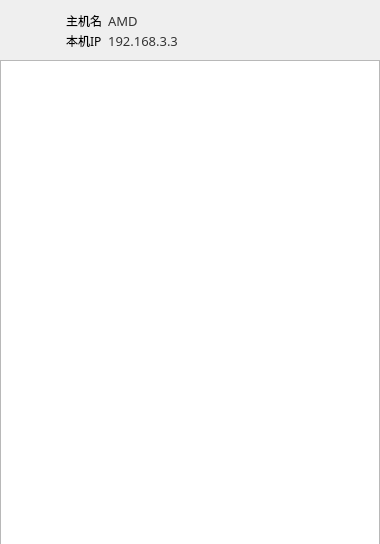
shuzibanshou/woniu, file woniu.ui: the form before one commit.
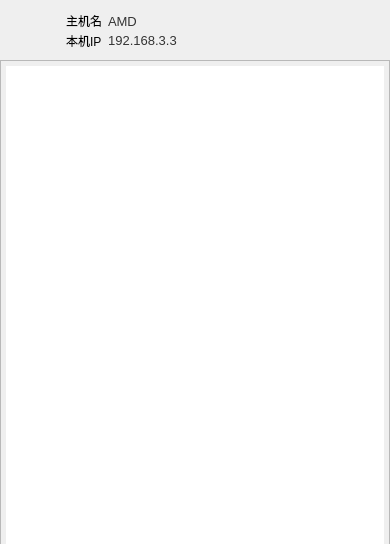
The form after the commit.

The edit to the form file:
```diff
--- a/woniu.ui
+++ b/woniu.ui
@@ -6,7 +6,7 @@
    <rect>
     <x>0</x>
     <y>0</y>
-    <width>380</width>
+    <width>390</width>
     <height>544</height>
    </rect>
   </property>
@@ -25,17 +25,29 @@
      <rect>
       <x>0</x>
       <y>60</y>
-      <width>380</width>
-      <height>491</height>
+      <width>390</width>
+      <height>490</height>
      </rect>
     </property>
+    <property name="styleSheet">
+     <string notr="true">QListWidget{
+	outline:none;
+	padding:5px 5px 5px 5px;
+	background-color: qlineargradient(x1:0, y1:0, x2:1, y2:0,
+stop:0 #c2e9fb,stop:1 #a1c4fd);
+}
+QListWidget::item{
+	background-color:rgb(255, 126, 90);
+	margin-bottom:5px;
+}</string>
+    </property>
    </widget>
    <widget class="QWidget" name="header" native="true">
     <property name="geometry">
      <rect>
       <x>0</x>
       <y>0</y>
-      <width>381</width>
+      <width>390</width>
       <height>61</height>
      </rect>
     </property>
@@ -120,7 +132,6 @@
            <widget class="QLabel" name="localName">
             <property name="font">
              <font>
-              <family>思源黑体 CN Bold</family>
               <pointsize>10</pointsize>
              </font>
             </property>
@@ -162,8 +173,6 @@
            <widget class="QLabel" name="localIPv4Label">
             <property name="font">
              <font>
-              <family>思源黑体 CN Normal</family>
-              <weight>50</weight>
               <bold>false</bold>
               <stylestrategy>PreferAntialias</stylestrategy>
               <kerning>false</kerning>
@@ -187,7 +196,6 @@
            <widget class="QLabel" name="localIPv4">
             <property name="font">
              <font>
-              <family>思源黑体 CN Bold</family>
               <pointsize>10</pointsize>
              </font>
             </property>
```
Left out of the diff: 2 changed lines with no effect on the pictures.
